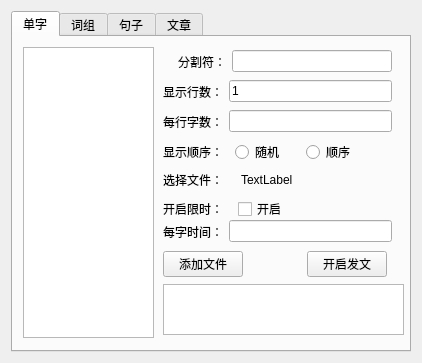
Before: the Qt Designer form wfileterform.ui in zhenyangze/wubigendaqi, drawn with Qt 5.
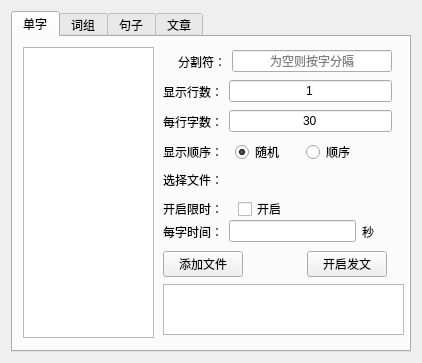
After: the same form once the commit is applied.

```diff
--- a/wfileterform.ui
+++ b/wfileterform.ui
@@ -69,7 +69,7 @@
         </item>
        </layout>
       </widget>
-      <widget class="QWidget" name="layoutWidget">
+      <widget class="QWidget" name="layoutWidget4">
        <property name="geometry">
         <rect>
          <x>150</x>
@@ -87,11 +87,18 @@
          </widget>
         </item>
         <item>
-         <widget class="QLineEdit" name="lineEdit_wordnum"/>
+         <widget class="QLineEdit" name="lineEdit_wordnum">
+          <property name="text">
+           <string>30</string>
+          </property>
+          <property name="alignment">
+           <set>Qt::AlignCenter</set>
+          </property>
+         </widget>
         </item>
        </layout>
       </widget>
-      <widget class="QWidget" name="layoutWidget">
+      <widget class="QWidget" name="layoutWidget9">
        <property name="geometry">
         <rect>
          <x>150</x>
@@ -130,7 +137,7 @@
         </item>
        </layout>
       </widget>
-      <widget class="QWidget" name="layoutWidget">
+      <widget class="QWidget" name="layoutWidget3">
        <property name="geometry">
         <rect>
          <x>150</x>
@@ -152,11 +159,14 @@
           <property name="text">
            <string>1</string>
           </property>
+          <property name="alignment">
+           <set>Qt::AlignCenter</set>
+          </property>
          </widget>
         </item>
        </layout>
       </widget>
-      <widget class="QWidget" name="layoutWidget">
+      <widget class="QWidget" name="layoutWidget2">
        <property name="geometry">
         <rect>
          <x>165</x>
@@ -174,11 +184,18 @@
          </widget>
         </item>
         <item>
-         <widget class="QLineEdit" name="lineEdit_fenge"/>
+         <widget class="QLineEdit" name="lineEdit_fenge">
+          <property name="alignment">
+           <set>Qt::AlignCenter</set>
+          </property>
+          <property name="placeholderText">
+           <string>为空则按字分隔</string>
+          </property>
+         </widget>
         </item>
        </layout>
       </widget>
-      <widget class="QWidget" name="layoutWidget">
+      <widget class="QWidget" name="layoutWidget5">
        <property name="geometry">
         <rect>
          <x>150</x>
@@ -200,6 +217,9 @@
           <property name="text">
            <string>随机</string>
           </property>
+          <property name="checked">
+           <bool>true</bool>
+          </property>
          </widget>
         </item>
         <item>
@@ -211,7 +231,7 @@
         </item>
        </layout>
       </widget>
-      <widget class="QWidget" name="layoutWidget">
+      <widget class="QWidget" name="layoutWidget6">
        <property name="geometry">
         <rect>
          <x>150</x>
@@ -231,13 +251,13 @@
         <item>
          <widget class="QLabel" name="label_select_file_name">
           <property name="text">
-           <string>TextLabel</string>
+           <string/>
           </property>
          </widget>
         </item>
        </layout>
       </widget>
-      <widget class="QWidget" name="layoutWidget">
+      <widget class="QWidget" name="layoutWidget8">
        <property name="geometry">
         <rect>
          <x>150</x>
@@ -255,7 +275,33 @@
          </widget>
         </item>
         <item>
-         <widget class="QLineEdit" name="lineEdit_time"/>
+         <widget class="QLineEdit" name="lineEdit_time">
+          <property name="maxLength">
+           <number>4</number>
+          </property>
+          <property name="alignment">
+           <set>Qt::AlignCenter</set>
+          </property>
+         </widget>
+        </item>
+        <item>
+         <widget class="QLabel" name="label_8">
+          <property name="minimumSize">
+           <size>
+            <width>30</width>
+            <height>0</height>
+           </size>
+          </property>
+          <property name="maximumSize">
+           <size>
+            <width>20</width>
+            <height>16777215</height>
+           </size>
+          </property>
+          <property name="text">
+           <string>秒</string>
+          </property>
+         </widget>
         </item>
        </layout>
       </widget>
```
Left out of the diff: 6 changed lines with no effect on the pictures.
